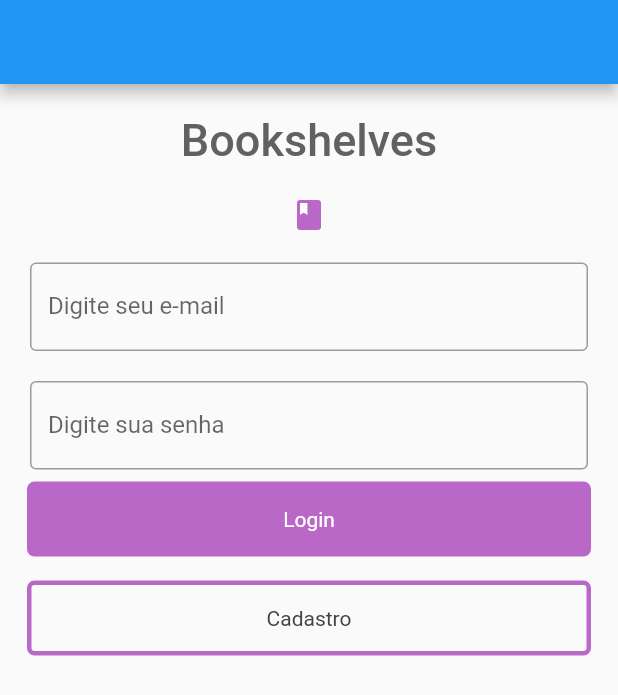
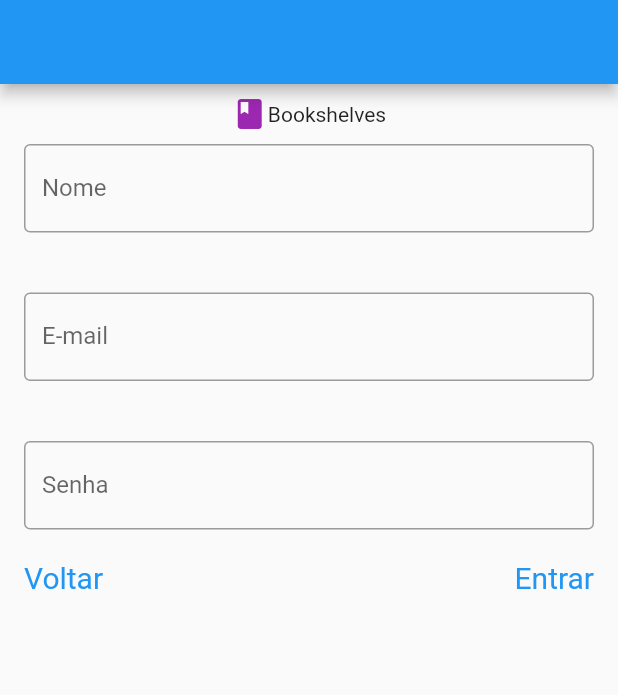
Before and after one commit to 11emilia11/bookshelvesapp, a Flutter app: the screen it shows after launch, on a phone screen of 412 x 824 dp. Shown: the top 695 px of the screen. Run offline on Flutter 3.47's test engine with Material 2 defaults, Android fonts, the phone set to English and light mode, and no system bars.

Commit message:
added register page layout

```diff
--- /dev/null
+++ b/lib/home_page.dart
@@ -0,0 +1,112 @@
+
+import 'package:flutter/material.dart';
+
+class HomePage extends StatefulWidget {
+
+  HomePage({Key key}) : super(key: key);
+
+  @override
+  _HomePageState createState() => _HomePageState();
+}
+
+class _HomePageState extends State<HomePage> {
+
+  TextEditingController nameController = TextEditingController();
+  TextEditingController passwordController = TextEditingController();
+
+  @override
+  Widget build(BuildContext context) {
+    return Scaffold(
+      /*  appBar: AppBar(
+         title: Text('Bookshelves'),
+        ),*/
+        body: Padding(
+            padding: EdgeInsets.all(20),
+            child: ListView(
+              children: <Widget>[
+                Container(
+                    alignment: Alignment.center,
+                    padding: EdgeInsets.all(10),
+                    child: Text(
+                      'Bookshelves',
+                      style: TextStyle(
+                          color: Colors.grey[700],
+                          fontWeight: FontWeight.w500,
+                          fontSize: 30),
+                    )),
+                Container(
+                    alignment: Alignment.center,
+                    padding: EdgeInsets.all(10),
+                    child: Icon(
+                      Icons.book_rounded,
+                      color: Colors.purple[300],
+                    )),
+                Container(
+                  padding: EdgeInsets.all(10),
+                  child: TextField(
+                    controller: nameController,
+                    decoration: InputDecoration(
+                      border: OutlineInputBorder(),
+                      labelText: 'Digite seu e-mail',
+                    ),
+                  ),
+                ),
+                Container(
+                  padding: EdgeInsets.fromLTRB(10, 10, 10, 0),
+                  child: TextField(
+                    obscureText: true,
+                    controller: passwordController,
+                    decoration: InputDecoration(
+                      border: OutlineInputBorder(),
+                      labelText: 'Digite sua senha',
+                    ),
+                  ),
+                ),
+
+
+
+                Container(
+                  height: 50.0,
+                  padding: const EdgeInsets.all(8.0),
+                  margin: const EdgeInsets.symmetric(horizontal: 8.0, vertical: 8.0),
+
+                   decoration: BoxDecoration(
+                    borderRadius: BorderRadius.circular(5.0),
+                    color: Colors.purple[300],
+                  ),
+                  child: Center(
+                      child: TextButton(
+                        style: TextButton.styleFrom(
+                          textStyle: const TextStyle(fontSize: 15),
+                        ),
+                        onPressed: null,
+                        child: const Text('Login', style: TextStyle(color: Colors.white)),
+
+                      ),
+
+                    )),
+                Container(
+                  height: 50.0,
+                  padding: const EdgeInsets.all(8.0),
+                  margin: const EdgeInsets.symmetric(horizontal: 8.0, vertical: 8.0),
+                   decoration: BoxDecoration(
+                    borderRadius: BorderRadius.circular(5.0),
+                    border: Border.all(color: Colors.purple[300], width: 3),
+                  ),
+                  child: Center(
+                      child: TextButton(
+                        style: TextButton.styleFrom(
+                          textStyle: const TextStyle(fontSize: 15),
+                        ),
+                        onPressed: null,
+                        child: const Text('Cadastro' , style: TextStyle(color: Colors.grey)),
+
+                      ),
+
+                    )),
+              ],
+            ))
+
+    );
+  }
+}
--- a/lib/main.dart
+++ b/lib/main.dart
@@ -1,106 +1,22 @@
+import 'package:bookshelvesapp/home_page.dart';
+import 'package:bookshelvesapp/register_page.dart';
 import 'package:flutter/material.dart';
 
 
 void main() {
-  runApp(MaterialApp(
-    home: MyApp(),
-  ));
+  runApp(MyApp());
 }
 
-class MyApp extends StatefulWidget {
-  @override
-  _State createState() => _State();
-}
-
-class _State extends State<MyApp> {
-  TextEditingController nameController = TextEditingController();
-  TextEditingController passwordController = TextEditingController();
+class MyApp extends StatelessWidget {
 
   @override
   Widget build(BuildContext context) {
-    return Scaffold(
-        appBar: AppBar(
-       /*   title: Text('Bookshelves'), */
+    return MaterialApp(
+      title: "Bookshelves",
+      home: RegisterPage(
+
         ),
-        body: Padding(
-            padding: EdgeInsets.all(10),
-            child: ListView(
-              children: <Widget>[
-                Container(
-                    alignment: Alignment.center,
-                    padding: EdgeInsets.all(10),
-                    child: Text(
-                      'Bookshelves',
-                      style: TextStyle(
-                          color: Colors.grey[700],
-                          fontWeight: FontWeight.w500,
-                          fontSize: 30),
-                    )),
-                Container(
-                    alignment: Alignment.center,
-                    padding: EdgeInsets.all(10),
-                    child: Icon(
-                      Icons.book_rounded,
-                      color: Colors.purple[300],
-                    )),
-                Container(
-                  padding: EdgeInsets.all(10),
-                  child: TextField(
-                    controller: nameController,
-                    decoration: InputDecoration(
-                      border: OutlineInputBorder(),
-                      labelText: 'Digite seu e-mail',
-                    ),
-                  ),
-                ),
-                Container(
-                  padding: EdgeInsets.fromLTRB(10, 10, 10, 0),
-                  child: TextField(
-                    obscureText: true,
-                    controller: passwordController,
-                    decoration: InputDecoration(
-                      border: OutlineInputBorder(),
-                      labelText: 'Digite sua senha',
-                    ),
-                  ),
-                ),
+      );
 
-
-
-                Container(
-                  height: 50.0,
-                  padding: const EdgeInsets.all(8.0),
-                  margin: const EdgeInsets.symmetric(horizontal: 8.0, vertical: 8.0),
-
-                   decoration: BoxDecoration(
-                    borderRadius: BorderRadius.circular(5.0),
-                    color: Colors.purple[300],
-                  ),
-                  child: Center(
-                      child: Text(
-                        'Login',
-                        style: TextStyle(
-                        color: Colors.white),
-                      ),
-
-                    )),
-                Container(
-                  height: 50.0,
-                  padding: const EdgeInsets.all(8.0),
-                  margin: const EdgeInsets.symmetric(horizontal: 8.0, vertical: 8.0),
-                   decoration: BoxDecoration(
-                    borderRadius: BorderRadius.circular(5.0),
-                    border: Border.all(color: Colors.purple[300], width: 3),
-                  ),
-                  child: Center(
-                      child: Text(
-                        'Cadastro',
-                        style: TextStyle(
-                        color: Colors.grey[800]),
-                      ),
-
-                    )),
-              ],
-            )));
   }
 }
--- /dev/null
+++ b/lib/register_page.dart
@@ -0,0 +1,96 @@
+import 'package:flutter/material.dart';
+
+class RegisterPage extends StatelessWidget {
+  TextEditingController nameController = TextEditingController();
+  TextEditingController emailController = TextEditingController();
+  TextEditingController passwordController = TextEditingController();
+
+  @override
+  Widget build(BuildContext context) {
+    return Scaffold(
+      appBar: AppBar(),
+      body: Padding(
+        padding: const EdgeInsets.all(8.0),
+        child: Column(
+        children: [
+
+          Row(
+            mainAxisAlignment: MainAxisAlignment.center,
+            children: [
+              Icon(Icons.book_rounded, color: Colors.purple),
+              Text('Bookshelves', style: TextStyle(),),
+
+
+            ]
+          ),
+           // appbar
+          Column(
+            mainAxisAlignment: MainAxisAlignment.spaceEvenly,
+            children: [
+              Container(
+                padding: EdgeInsets.all(8),
+                child: TextField(
+                    controller: nameController,
+                    decoration: InputDecoration(
+                      border: OutlineInputBorder(),
+                      labelText: 'Nome',
+                    )
+                  ),
+              ),
+                SizedBox(
+                height: 24,
+              ),
+                 Container(
+                padding: EdgeInsets.all(8),
+                child: TextField(
+                    controller: emailController,
+                    decoration: InputDecoration(
+                      border: OutlineInputBorder(),
+                      labelText: 'E-mail',
+                    )
+                  ),
+              ),
+                SizedBox(
+                height: 24,
+              ),
+                 Container(
+                padding: EdgeInsets.all(8),
+                child: TextField(
+                    obscureText: true,
+                    controller: passwordController,
+                    decoration: InputDecoration(
+                      border: OutlineInputBorder(),
+                      labelText: 'Senha',
+                    )
+                  ),
+              ),
+
+            ],
+          ), // form
+          Row(
+            mainAxisAlignment: MainAxisAlignment.spaceBetween,
+            children: [
+              TextButton(
+                style: TextButton.styleFrom(
+                  textStyle: const TextStyle(fontSize: 20)),
+                onPressed: () {},
+                child: const Text('Voltar'),),
+
+              TextButton(
+                style: TextButton.styleFrom(
+                  textStyle: const TextStyle(fontSize: 20)),
+                onPressed: () {},
+                child: const Text('Entrar'),),
+
+
+            ],
+          ), // buttons
+        ]
+      ),
+
+      ),
+
+
+    );
+  }
+}
```
